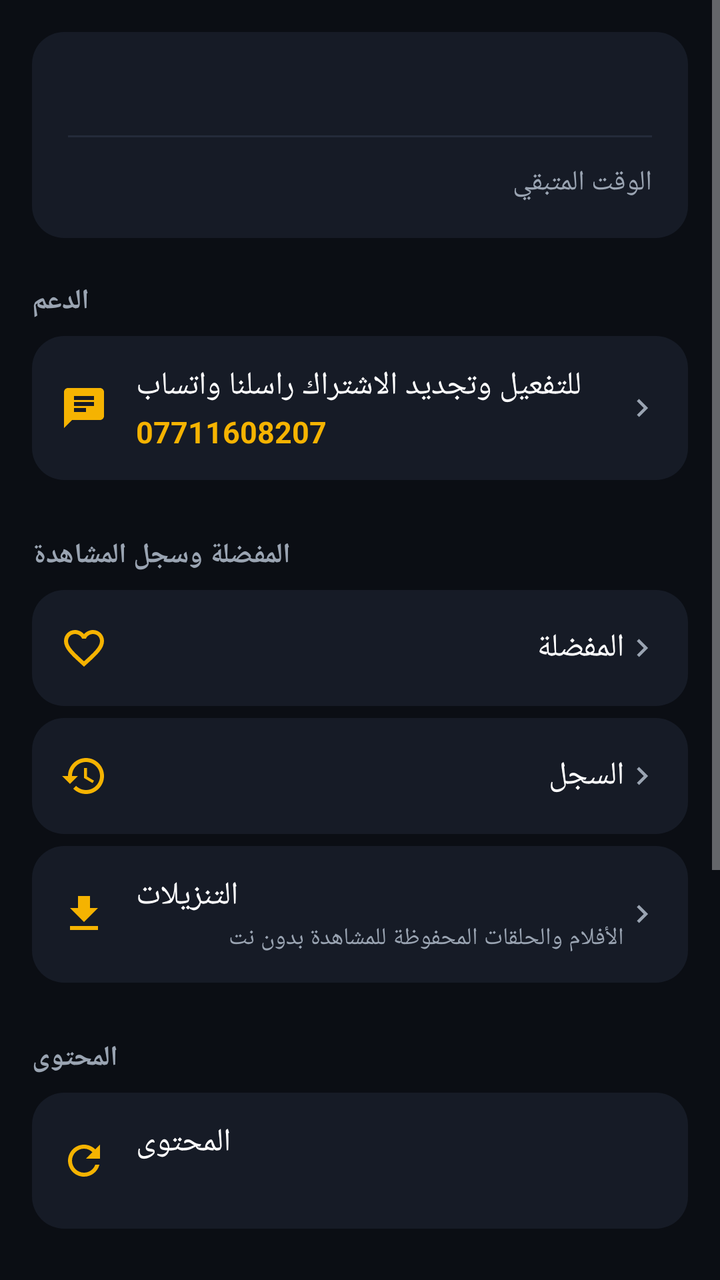
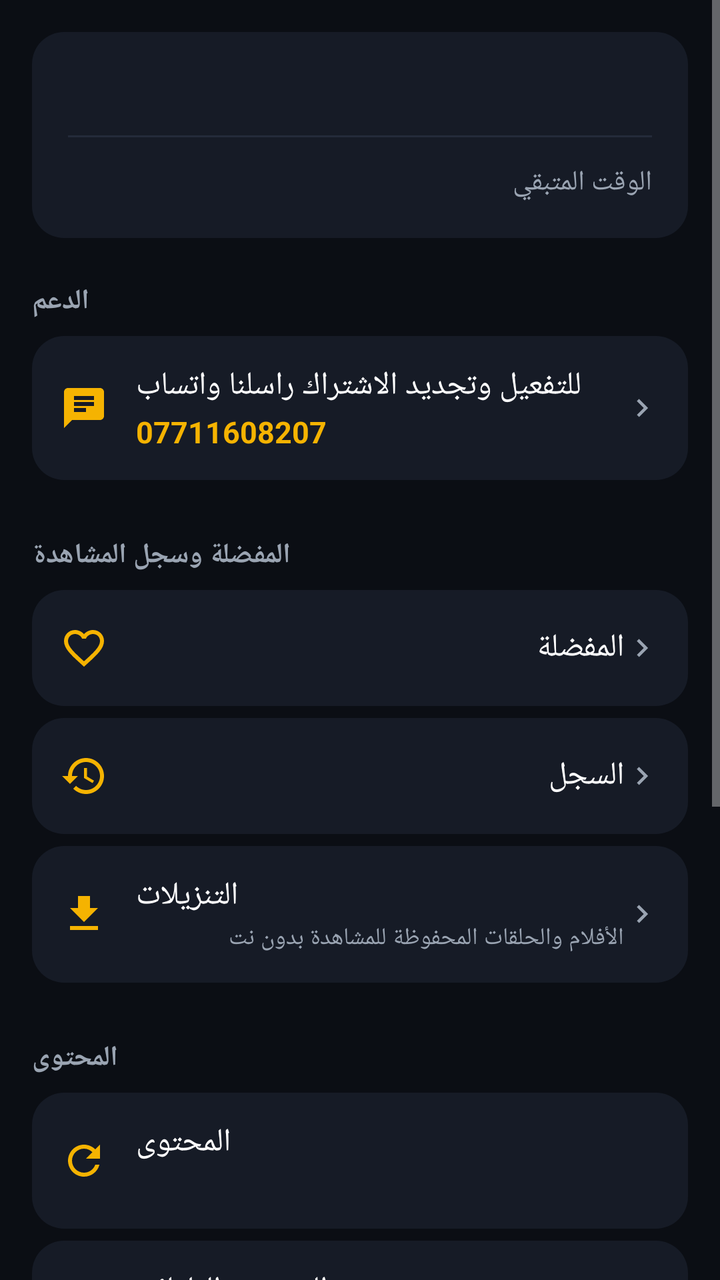

Compare the two renders of this Android layout. The source of the first and the diff that turns it into the second are given below.
<!-- AndroidManifest.xml: application theme Theme.KaraPro -->
<!-- res/layout/fragment_more.xml -->
<?xml version="1.0" encoding="utf-8"?>
<ScrollView xmlns:android="http://schemas.android.com/apk/res/android"
    android:layout_width="match_parent"
    android:layout_height="match_parent"
    android:background="@color/bg_dark"
    android:fillViewport="true">

    <LinearLayout
        android:layout_width="match_parent"
        android:layout_height="wrap_content"
        android:orientation="vertical"
        android:padding="16dp">

        
        <LinearLayout
            android:layout_width="match_parent"
            android:layout_height="wrap_content"
            android:orientation="vertical"
            android:background="@drawable/bg_card"
            android:padding="18dp">

            <TextView
                android:id="@+id/tvName"
                android:layout_width="match_parent"
                android:layout_height="wrap_content"
                android:textColor="@color/text_primary"
                android:textSize="16sp"
                android:textStyle="bold"
                android:maxLines="2"
                android:ellipsize="end" />

            <View android:layout_width="match_parent" android:layout_height="1dp"
                android:layout_marginVertical="12dp" android:background="@color/divider" />

            <LinearLayout android:layout_width="match_parent" android:layout_height="wrap_content"
                android:orientation="horizontal">
                <TextView android:layout_width="0dp" android:layout_height="wrap_content"
                    android:layout_weight="1" android:text="@string/remaining_time"
                    android:textColor="@color/text_secondary" android:textSize="14sp" />
                <TextView android:id="@+id/tvRemaining" android:layout_width="wrap_content"
                    android:layout_height="wrap_content" android:textColor="@color/accent"
                    android:textSize="15sp" android:textStyle="bold" />
            </LinearLayout>
        </LinearLayout>

        
        <TextView style="@style/MoreSection" android:text="@string/section_support" />

        <LinearLayout android:id="@+id/rowSupport" style="@style/MoreRow">
            <ImageView style="@style/MoreRowIcon" android:src="@drawable/ic_support" />
            <LinearLayout style="@style/MoreRowTextBox">
                <TextView style="@style/MoreRowTitleInline" android:text="@string/support_text" />
                <TextView style="@style/MoreRowSubtitle"
                    android:text="@string/support_number"
                    android:textColor="@color/accent"
                    android:textStyle="bold"
                    android:textSize="15sp" />
            </LinearLayout>
            <ImageView style="@style/MoreRowChevron" />
        </LinearLayout>

        
        <TextView style="@style/MoreSection" android:text="@string/section_library" />

        <LinearLayout android:id="@+id/rowFavorites" style="@style/MoreRow">
            <ImageView style="@style/MoreRowIcon" android:src="@drawable/ic_favorite_border" />
            <TextView style="@style/MoreRowTitle" android:text="@string/menu_favorites" />
            <ImageView style="@style/MoreRowChevron" />
        </LinearLayout>

        <LinearLayout android:id="@+id/rowHistory" style="@style/MoreRow">
            <ImageView style="@style/MoreRowIcon" android:src="@drawable/ic_history" />
            <TextView style="@style/MoreRowTitle" android:text="@string/menu_history" />
            <ImageView style="@style/MoreRowChevron" />
        </LinearLayout>

        <LinearLayout android:id="@+id/rowDownloads" style="@style/MoreRow">
            <ImageView style="@style/MoreRowIcon" android:src="@drawable/ic_download" />
            <LinearLayout style="@style/MoreRowTextBox">
                <TextView style="@style/MoreRowTitleInline" android:text="@string/menu_downloads" />
                <TextView style="@style/MoreRowSubtitle" android:text="@string/menu_downloads_sub" />
            </LinearLayout>
            <ImageView style="@style/MoreRowChevron" />
        </LinearLayout>

        
        <TextView style="@style/MoreSection" android:text="@string/section_content" />

        <LinearLayout android:id="@+id/rowUpdate" style="@style/MoreRow">
            <ImageView style="@style/MoreRowIcon" android:src="@drawable/ic_refresh" />
            <LinearLayout style="@style/MoreRowTextBox">
                <TextView style="@style/MoreRowTitleInline" android:text="@string/section_content" />
                <TextView android:id="@+id/tvCounts" style="@style/MoreRowSubtitle" />
            </LinearLayout>
            <ProgressBar android:id="@+id/updateProgress" android:layout_width="22dp"
                android:layout_height="22dp" android:indeterminateTint="@color/accent"
                android:visibility="gone" />
        </LinearLayout>

        
        <TextView style="@style/MoreSection" android:text="@string/section_general" />

        <LinearLayout android:id="@+id/rowLanguage" style="@style/MoreRow">
            <ImageView style="@style/MoreRowIcon" android:src="@drawable/ic_language" />
            <TextView style="@style/MoreRowTitle" android:text="@string/menu_language" />
            <TextView android:id="@+id/tvLangValue" style="@style/MoreRowValue" />
        </LinearLayout>

        <LinearLayout android:id="@+id/rowEngine" style="@style/MoreRow">
            <ImageView style="@style/MoreRowIcon" android:src="@drawable/ic_engine" />
            <TextView style="@style/MoreRowTitle" android:text="@string/menu_engine" />
            <TextView android:id="@+id/tvEngineValue" style="@style/MoreRowValue" />
        </LinearLayout>

        <LinearLayout android:id="@+id/rowPlaylists" style="@style/MoreRow">
            <ImageView style="@style/MoreRowIcon" android:src="@drawable/ic_menu" />
            <TextView style="@style/MoreRowTitle" android:text="@string/my_playlists" />
            <ImageView style="@style/MoreRowChevron" />
        </LinearLayout>

        <LinearLayout android:id="@+id/rowLogout" style="@style/MoreRow">
            <ImageView style="@style/MoreRowIcon" android:src="@drawable/ic_logout" />
            <TextView style="@style/MoreRowTitle" android:text="@string/logout" />
        </LinearLayout>
    </LinearLayout>
</ScrollView>
<!-- resources referenced by this layout -->
<resources>
  <color name="accent">#F5B301</color>
  <color name="bg_dark">#0B0E14</color>
  <color name="divider">#242B3A</color>
  <color name="text_primary">#FFFFFF</color>
  <color name="text_secondary">#9AA4B2</color>
  <!-- drawable bg_card (drawable) -->
  <?xml version="1.0" encoding="utf-8"?>
  <shape xmlns:android="http://schemas.android.com/apk/res/android" android:shape="rectangle">
      <solid android:color="@color/bg_card" />
      <corners android:radius="16dp" />
  </shape>
  <!-- drawable ic_download (drawable) -->
  <vector xmlns:android="http://schemas.android.com/apk/res/android" android:width="24dp" android:height="24dp" android:viewportWidth="24" android:viewportHeight="24">
  <path android:fillColor="@android:color/white" android:pathData="M19,9h-4L15,3L9,3v6L5,9l7,7 7,-7zM5,18v2h14v-2L5,18z"/></vector>
  <string name="logout">تسجيل الخروج</string>
  <string name="menu_downloads">التنزيلات</string>
  <string name="menu_downloads_sub">الأفلام والحلقات المحفوظة للمشاهدة بدون نت</string>
  <string name="menu_engine">محرّك التشغيل</string>
  <string name="menu_favorites">المفضلة</string>
  <string name="menu_history">السجل</string>
  <string name="menu_language">لغة التطبيق</string>
  <string name="my_playlists">قوائم التشغيل الخاصة بي</string>
  <string name="remaining_time">الوقت المتبقي</string>
  <string name="section_content">المحتوى</string>
  <string name="section_general">الإعدادات العامة</string>
  <string name="section_library">المفضلة وسجل المشاهدة</string>
  <string name="section_support">الدعم</string>
  <string name="support_number">07711608207</string>
  <string name="support_text">للتفعيل وتجديد الاشتراك راسلنا واتساب</string>
  <style name="MoreRowChevron">
          <item name="android:layout_width">18dp</item>
          <item name="android:layout_height">18dp</item>
          <item name="android:src">@drawable/ic_chevron</item>
      </style>
  <style name="MoreRowIcon">
          <item name="android:layout_width">24dp</item>
          <item name="android:layout_height">24dp</item>
          <item name="android:layout_marginEnd">14dp</item>
          <item name="android:tint">@color/accent</item>
      </style>
  <style name="MoreRowSubtitle">
          <item name="android:layout_width">match_parent</item>
          <item name="android:layout_height">wrap_content</item>
          <item name="android:layout_marginTop">2dp</item>
          <item name="android:textColor">@color/text_secondary</item>
          <item name="android:textSize">12sp</item>
      </style>
  <style name="MoreRowTextBox">
          <item name="android:layout_width">0dp</item>
          <item name="android:layout_height">wrap_content</item>
          <item name="android:layout_weight">1</item>
          <item name="android:orientation">vertical</item>
      </style>
  <style name="MoreRowTitle">
          <item name="android:layout_width">0dp</item>
          <item name="android:layout_height">wrap_content</item>
          <item name="android:layout_weight">1</item>
          <item name="android:textColor">@color/text_primary</item>
          <item name="android:textSize">16sp</item>
      </style>
  <style name="MoreRowTitleInline">
          <item name="android:layout_width">wrap_content</item>
          <item name="android:layout_height">wrap_content</item>
          <item name="android:textColor">@color/text_primary</item>
          <item name="android:textSize">16sp</item>
      </style>
  <style name="MoreRowValue">
          <item name="android:layout_width">wrap_content</item>
          <item name="android:layout_height">wrap_content</item>
          <item name="android:textColor">@color/text_secondary</item>
          <item name="android:textSize">14sp</item>
      </style>
  <color name="bg_card">#161B26</color>
  <color name="accent_dark">#C68F00</color>
  <color name="black">#000000</color>
  <!-- unchanged entries left out for length: 12 -->
</resources>

<!-- the commit's change to res/layout/fragment_more.xml (unified diff, before → after) -->
@@ -97,6 +97,15 @@
                 android:visibility="gone" />
         </LinearLayout>
 
+        <LinearLayout android:id="@+id/rowAutoUpdate" style="@style/MoreRow">
+            <ImageView style="@style/MoreRowIcon" android:src="@drawable/ic_refresh" />
+            <LinearLayout style="@style/MoreRowTextBox">
+                <TextView style="@style/MoreRowTitleInline" android:text="@string/auto_update" />
+                <TextView android:id="@+id/tvAutoUpdate" style="@style/MoreRowSubtitle" />
+            </LinearLayout>
+            <ImageView style="@style/MoreRowChevron" />
+        </LinearLayout>
+
         
         <TextView style="@style/MoreSection" android:text="@string/section_general" />
 
<!-- resource entries referenced after the edit -->
@@ -14,6 +14,7 @@
   <!-- drawable ic_download (drawable) -->
   <vector xmlns:android="http://schemas.android.com/apk/res/android" android:width="24dp" android:height="24dp" android:viewportWidth="24" android:viewportHeight="24">
   <path android:fillColor="@android:color/white" android:pathData="M19,9h-4L15,3L9,3v6L5,9l7,7 7,-7zM5,18v2h14v-2L5,18z"/></vector>
+  <string name="auto_update">التحديث التلقائي</string>
   <string name="logout">تسجيل الخروج</string>
   <string name="menu_downloads">التنزيلات</string>
   <string name="menu_downloads_sub">الأفلام والحلقات المحفوظة للمشاهدة بدون نت</string>
